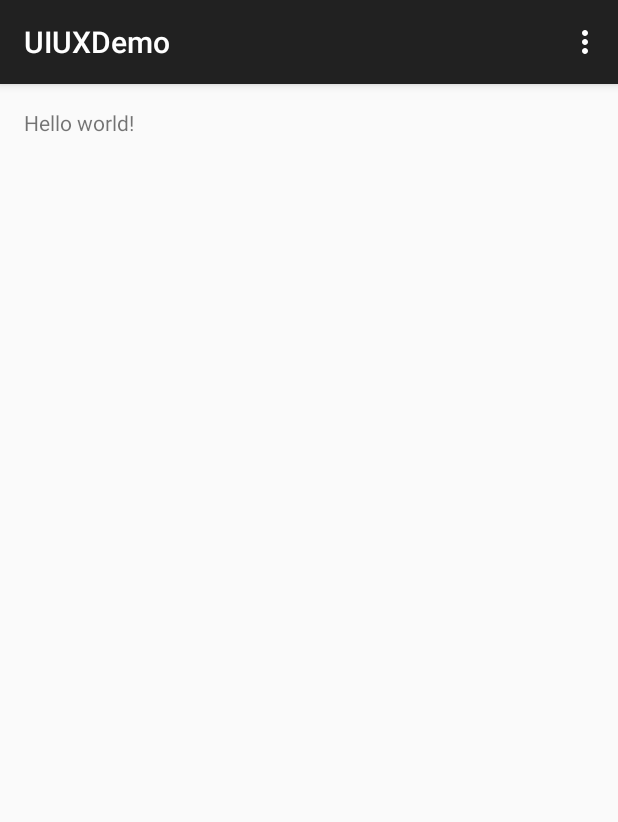
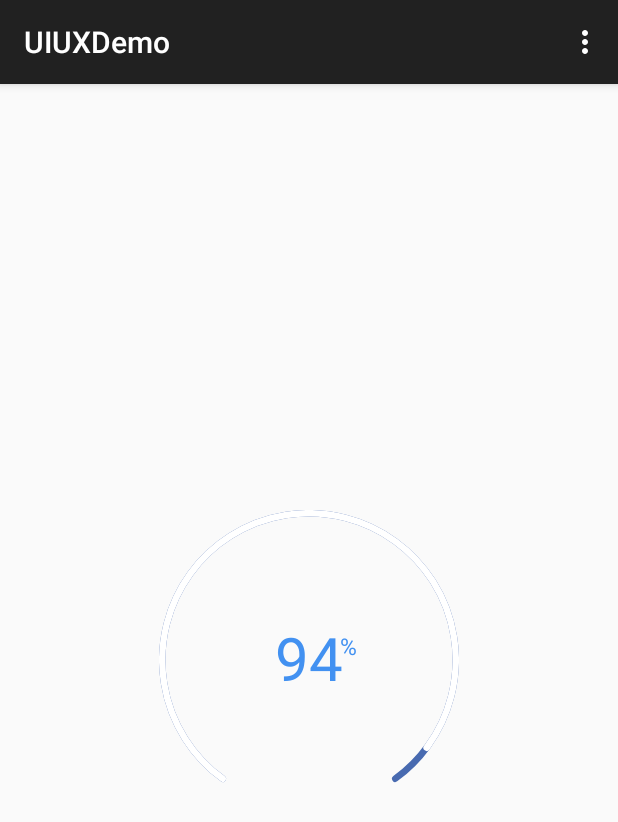
Before and after one commit to BosaiChen/UIUXDemo, an Android app: the screen it shows after launch (MainActivity), on a phone screen of 412 x 824 dp. Shown: the top 822 px of the screen. Run offline under Robolectric (Android 15) with nearby library versions, the phone set to English and light mode, and no system bars.

Commit message:
add arcprogress

```diff
--- a/app/src/main/java/cooluiux/demo/com/uiuxdemo/MainActivity.java
+++ b/app/src/main/java/cooluiux/demo/com/uiuxdemo/MainActivity.java
@@ -1,17 +1,62 @@
 package cooluiux.demo.com.uiuxdemo;
 
+import android.animation.ValueAnimator;
 import android.support.v7.app.ActionBarActivity;
 import android.os.Bundle;
 import android.view.Menu;
 import android.view.MenuItem;
+import android.view.animation.AccelerateDecelerateInterpolator;
+
+import java.util.Timer;
+import java.util.TimerTask;
+
+import cooluiux.demo.com.uiuxdemo.widget.ArcProgress;
 
 
 public class MainActivity extends ActionBarActivity {
+
+    ArcProgress mArcProgress;
+    Timer mTimer;
+    ValueAnimator mAnimator;
 
     @Override
     protected void onCreate(Bundle savedInstanceState) {
         super.onCreate(savedInstanceState);
         setContentView(R.layout.activity_main);
+
+        mArcProgress = (ArcProgress) findViewById(R.id.arc_progress);
+
+        //use Timer
+        /*mTimer = new Timer();
+        mTimer.schedule(new TimerTask() {
+            @Override
+            public void run() {
+                runOnUiThread(new Runnable() {
+                    @Override
+                    public void run() {
+                        mArcProgress.setProgress(mArcProgress.getProgress() + 1);
+                    }
+                });
+            }
+        }, 1000, 100);*/
+
+        //use ValueAnimator
+        ValueAnimator animator = ValueAnimator.ofInt(0, 100);
+
+        animator.addUpdateListener(new ValueAnimator.AnimatorUpdateListener() {
+            @Override
+            public void onAnimationUpdate(ValueAnimator valueAnimator) {
+                int currentValue = (int)valueAnimator.getAnimatedValue();
+                mArcProgress.setProgress(currentValue);
+            }
+        });
+
+        animator.setTarget(mArcProgress);
+        animator.setInterpolator(new AccelerateDecelerateInterpolator());
+        animator.setDuration(5000);
+        animator.setRepeatCount(3);
+        animator.setRepeatMode(ValueAnimator.RESTART);
+        animator.start();
     }
 
 
@@ -36,4 +81,11 @@ public class MainActivity extends ActionBarActivity {
 
         return super.onOptionsItemSelected(item);
     }
+
+    @Override
+    protected void onDestroy() {
+        super.onDestroy();
+//        mTimer.cancel();
+        mAnimator.cancel();
+    }
 }
--- /dev/null
+++ b/app/src/main/java/cooluiux/demo/com/uiuxdemo/utils/Utils.java
@@ -0,0 +1,15 @@
+package cooluiux.demo.com.uiuxdemo.utils;
+
+import android.content.res.Resources;
+
+public class Utils {
+    public static float dp2px(Resources resources, float dp) {
+        final float scale = resources.getDisplayMetrics().density;
+        return  dp * scale + 0.5f;
+    }
+
+    public static float sp2px(Resources resources, float sp){
+        final float scale = resources.getDisplayMetrics().scaledDensity;
+        return sp * scale;
+    }
+}
--- /dev/null
+++ b/app/src/main/java/cooluiux/demo/com/uiuxdemo/widget/ArcProgress.java
@@ -0,0 +1,345 @@
+package cooluiux.demo.com.uiuxdemo.widget;
+
+import android.content.Context;
+import android.content.res.TypedArray;
+import android.graphics.Canvas;
+import android.graphics.Color;
+import android.graphics.Paint;
+import android.graphics.RectF;
+import android.os.Bundle;
+import android.os.Parcelable;
+import android.text.TextPaint;
+import android.text.TextUtils;
+import android.util.AttributeSet;
+import android.view.View;
+import cooluiux.demo.com.uiuxdemo.utils.Utils;
+import cooluiux.demo.com.uiuxdemo.R;
+
+public class ArcProgress extends View {
+    private Paint paint;
+    protected Paint textPaint;
+
+    private RectF rectF = new RectF();
+
+    private float strokeWidth;
+    private float suffixTextSize;
+    private float bottomTextSize;
+    private String bottomText;
+    private float textSize;
+    private int textColor;
+    private int progress = 0;
+    private int max;
+    private int finishedStrokeColor;
+    private int unfinishedStrokeColor;
+    private float arcAngle;
+    private String suffixText = "%";
+    private float suffixTextPadding;
+
+    private float arcBottomHeight;
+
+    private final int default_finished_color = Color.WHITE;
+    private final int default_unfinished_color = Color.rgb(72, 106, 176);
+    private final int default_text_color = Color.rgb(66, 145, 241);
+    private final float default_suffix_text_size;
+    private final float default_suffix_padding;
+    private final float default_bottom_text_size;
+    private final float default_stroke_width;
+    private final String default_suffix_text;
+    private final int default_max = 100;
+    private final float default_arc_angle = 360 * 0.8f;
+    private float default_text_size;
+    private final int min_size;
+
+    private static final String INSTANCE_STATE = "saved_instance";
+    private static final String INSTANCE_STROKE_WIDTH = "stroke_width";
+    private static final String INSTANCE_SUFFIX_TEXT_SIZE = "suffix_text_size";
+    private static final String INSTANCE_SUFFIX_TEXT_PADDING = "suffix_text_padding";
+    private static final String INSTANCE_BOTTOM_TEXT_SIZE = "bottom_text_size";
+    private static final String INSTANCE_BOTTOM_TEXT = "bottom_text";
+    private static final String INSTANCE_TEXT_SIZE = "text_size";
+    private static final String INSTANCE_TEXT_COLOR = "text_color";
+    private static final String INSTANCE_PROGRESS = "progress";
+    private static final String INSTANCE_MAX = "max";
+    private static final String INSTANCE_FINISHED_STROKE_COLOR = "finished_stroke_color";
+    private static final String INSTANCE_UNFINISHED_STROKE_COLOR = "unfinished_stroke_color";
+    private static final String INSTANCE_ARC_ANGLE = "arc_angle";
+    private static final String INSTANCE_SUFFIX = "suffix";
+
+    public ArcProgress(Context context) {
+        this(context, null);
+    }
+
+    public ArcProgress(Context context, AttributeSet attrs) {
+        this(context, attrs, 0);
+    }
+
+    public ArcProgress(Context context, AttributeSet attrs, int defStyleAttr) {
+        super(context, attrs, defStyleAttr);
+
+        default_text_size = Utils.sp2px(getResources(), 18);
+        min_size = (int) Utils.dp2px(getResources(), 100);
+        default_text_size = Utils.sp2px(getResources(), 40);
+        default_suffix_text_size = Utils.sp2px(getResources(), 15);
+        default_suffix_padding = Utils.dp2px(getResources(), 4);
+        default_suffix_text = "%";
+        default_bottom_text_size = Utils.sp2px(getResources(), 10);
+        default_stroke_width = Utils.dp2px(getResources(), 4);
+
+        TypedArray attributes = context.getTheme().obtainStyledAttributes(attrs, R.styleable.ArcProgress, defStyleAttr, 0);
+        initByAttributes(attributes);
+        attributes.recycle();
+
+        initPainters();
+    }
+
+    protected void initByAttributes(TypedArray attributes) {
+        finishedStrokeColor = attributes.getColor(R.styleable.ArcProgress_arc_finished_color, default_finished_color);
+        unfinishedStrokeColor = attributes.getColor(R.styleable.ArcProgress_arc_unfinished_color, default_unfinished_color);
+        textColor = attributes.getColor(R.styleable.ArcProgress_arc_text_color, default_text_color);
+        textSize = attributes.getDimension(R.styleable.ArcProgress_arc_text_size, default_text_size);
+        arcAngle = attributes.getFloat(R.styleable.ArcProgress_arc_angle, default_arc_angle);
+        setMax(attributes.getInt(R.styleable.ArcProgress_arc_max, default_max));
+        setProgress(attributes.getInt(R.styleable.ArcProgress_arc_progress, 0));
+        strokeWidth = attributes.getDimension(R.styleable.ArcProgress_arc_stroke_width, default_stroke_width);
+        suffixTextSize = attributes.getDimension(R.styleable.ArcProgress_arc_suffix_text_size, default_suffix_text_size);
+        suffixText = TextUtils.isEmpty(attributes.getString(R.styleable.ArcProgress_arc_suffix_text)) ? default_suffix_text : attributes.getString(R.styleable.ArcProgress_arc_suffix_text);
+        suffixTextPadding = attributes.getDimension(R.styleable.ArcProgress_arc_suffix_text_padding, default_suffix_padding);
+        bottomTextSize = attributes.getDimension(R.styleable.ArcProgress_arc_bottom_text_size, default_bottom_text_size);
+        bottomText = attributes.getString(R.styleable.ArcProgress_arc_bottom_text);
+    }
+
+    protected void initPainters() {
+        textPaint = new TextPaint();
+        textPaint.setColor(textColor);
+        textPaint.setTextSize(textSize);
+        textPaint.setAntiAlias(true);
+
+        paint = new Paint();
+        paint.setColor(default_unfinished_color);
+        paint.setAntiAlias(true);
+        paint.setStrokeWidth(strokeWidth);
+        paint.setStyle(Paint.Style.STROKE);
+        paint.setStrokeCap(Paint.Cap.ROUND);
+    }
+
+    @Override
+    public void invalidate() {
+        initPainters();
+        super.invalidate();
+    }
+
+    public float getStrokeWidth() {
+        return strokeWidth;
+    }
+
+    public void setStrokeWidth(float strokeWidth) {
+        this.strokeWidth = strokeWidth;
+        this.invalidate();
+    }
+
+    public float getSuffixTextSize() {
+        return suffixTextSize;
+    }
+
+    public void setSuffixTextSize(float suffixTextSize) {
+        this.suffixTextSize = suffixTextSize;
+        this.invalidate();
+    }
+
+    public String getBottomText() {
+        return bottomText;
+    }
+
+    public void setBottomText(String bottomText) {
+        this.bottomText = bottomText;
+        this.invalidate();
+    }
+
+    public int getProgress() {
+        return progress;
+    }
+
+    public void setProgress(int progress) {
+        this.progress = progress;
+        if (this.progress > getMax()) {
+            this.progress %= getMax();
+        }
+        invalidate();
+    }
+
+    public int getMax() {
+        return max;
+    }
+
+    public void setMax(int max) {
+        if (max > 0) {
+            this.max = max;
+            invalidate();
+        }
+    }
+
+    public float getBottomTextSize() {
+        return bottomTextSize;
+    }
+
+    public void setBottomTextSize(float bottomTextSize) {
+        this.bottomTextSize = bottomTextSize;
+        this.invalidate();
+    }
+
+    public float getTextSize() {
+        return textSize;
+    }
+
+    public void setTextSize(float textSize) {
+        this.textSize = textSize;
+        this.invalidate();
+    }
+
+    public int getTextColor() {
+        return textColor;
+    }
+
+    public void setTextColor(int textColor) {
+        this.textColor = textColor;
+        this.invalidate();
+    }
+
+    public int getFinishedStrokeColor() {
+        return finishedStrokeColor;
+    }
+
+    public void setFinishedStrokeColor(int finishedStrokeColor) {
+        this.finishedStrokeColor = finishedStrokeColor;
+        this.invalidate();
+    }
+
+    public int getUnfinishedStrokeColor() {
+        return unfinishedStrokeColor;
+    }
+
+    public void setUnfinishedStrokeColor(int unfinishedStrokeColor) {
+        this.unfinishedStrokeColor = unfinishedStrokeColor;
+        this.invalidate();
+    }
+
+    public float getArcAngle() {
+        return arcAngle;
+    }
+
+    public void setArcAngle(float arcAngle) {
+        this.arcAngle = arcAngle;
+        this.invalidate();
+    }
+
+    public String getSuffixText() {
+        return suffixText;
+    }
+
+    public void setSuffixText(String suffixText) {
+        this.suffixText = suffixText;
+        this.invalidate();
+    }
+
+    public float getSuffixTextPadding() {
+        return suffixTextPadding;
+    }
+
+    public void setSuffixTextPadding(float suffixTextPadding) {
+        this.suffixTextPadding = suffixTextPadding;
+        this.invalidate();
+    }
+
+    @Override
+    protected int getSuggestedMinimumHeight() {
+        return min_size;
+    }
+
+    @Override
+    protected int getSuggestedMinimumWidth() {
+        return min_size;
+    }
+
+    @Override
+    protected void onMeasure(int widthMeasureSpec, int heightMeasureSpec) {
+        setMeasuredDimension(widthMeasureSpec, heightMeasureSpec);
+        int width = MeasureSpec.getSize(widthMeasureSpec);
+        rectF.set(strokeWidth / 2f, strokeWidth / 2f, width - strokeWidth / 2f, MeasureSpec.getSize(heightMeasureSpec) - strokeWidth / 2f);
+        float radius = width / 2f;
+        float angle = (360 - arcAngle) / 2f;
+        arcBottomHeight = radius * (float) (1 - Math.cos(angle / 180 * Math.PI));
+    }
+
+    @Override
+    protected void onDraw(Canvas canvas) {
+        super.onDraw(canvas);
+        float startAngle = 270 - arcAngle / 2f;
+        float finishedSweepAngle = progress / (float) getMax() * arcAngle;
+        float finishedStartAngle = startAngle;
+        paint.setColor(unfinishedStrokeColor);
+        canvas.drawArc(rectF, startAngle, arcAngle, false, paint);
+        paint.setColor(finishedStrokeColor);
+        canvas.drawArc(rectF, finishedStartAngle, finishedSweepAngle, false, paint);
+
+        String text = String.valueOf(getProgress());
+        if (!TextUtils.isEmpty(text)) {
+            textPaint.setColor(textColor);
+            textPaint.setTextSize(textSize);
+            float textHeight = textPaint.descent() + textPaint.ascent();
+            float textBaseline = (getHeight() - textHeight) / 2.0f;
+            canvas.drawText(text, (getWidth() - textPaint.measureText(text)) / 2.0f, textBaseline, textPaint);
+            textPaint.setTextSize(suffixTextSize);
+            float suffixHeight = textPaint.descent() + textPaint.ascent();
+            canvas.drawText(suffixText, getWidth() / 2.0f  + textPaint.measureText(text) + suffixTextPadding, textBaseline + textHeight - suffixHeight, textPaint);
+        }
+
+        if (!TextUtils.isEmpty(getBottomText())) {
+            textPaint.setTextSize(bottomTextSize);
+            float bottomTextBaseline = getHeight() - arcBottomHeight - (textPaint.descent() + textPaint.ascent()) / 2;
+            canvas.drawText(getBottomText(), (getWidth() - textPaint.measureText(getBottomText())) / 2.0f, bottomTextBaseline, textPaint);
+        }
+    }
+
+    @Override
+    protected Parcelable onSaveInstanceState() {
+        final Bundle bundle = new Bundle();
+        bundle.putParcelable(INSTANCE_STATE, super.onSaveInstanceState());
+        bundle.putFloat(INSTANCE_STROKE_WIDTH, getStrokeWidth());
+        bundle.putFloat(INSTANCE_SUFFIX_TEXT_SIZE, getSuffixTextSize());
+        bundle.putFloat(INSTANCE_SUFFIX_TEXT_PADDING, getSuffixTextPadding());
+        bundle.putFloat(INSTANCE_BOTTOM_TEXT_SIZE, getBottomTextSize());
+        bundle.putString(INSTANCE_BOTTOM_TEXT, getBottomText());
+        bundle.putFloat(INSTANCE_TEXT_SIZE, getTextSize());
+        bundle.putInt(INSTANCE_TEXT_COLOR, getTextColor());
+        bundle.putInt(INSTANCE_PROGRESS, getProgress());
+        bundle.putInt(INSTANCE_MAX, getMax());
+        bundle.putInt(INSTANCE_FINISHED_STROKE_COLOR, getFinishedStrokeColor());
+        bundle.putInt(INSTANCE_UNFINISHED_STROKE_COLOR, getUnfinishedStrokeColor());
+        bundle.putFloat(INSTANCE_ARC_ANGLE, getArcAngle());
+        bundle.putString(INSTANCE_SUFFIX, getSuffixText());
+        return bundle;
+    }
+
+    @Override
+    protected void onRestoreInstanceState(Parcelable state) {
+        if(state instanceof Bundle) {
+            final Bundle bundle = (Bundle) state;
+            strokeWidth = bundle.getFloat(INSTANCE_STROKE_WIDTH);
+            suffixTextSize = bundle.getFloat(INSTANCE_SUFFIX_TEXT_SIZE);
+            suffixTextPadding = bundle.getFloat(INSTANCE_SUFFIX_TEXT_PADDING);
+            bottomTextSize = bundle.getFloat(INSTANCE_BOTTOM_TEXT_SIZE);
+            bottomText = bundle.getString(INSTANCE_BOTTOM_TEXT);
+            textSize = bundle.getFloat(INSTANCE_TEXT_SIZE);
+            textColor = bundle.getInt(INSTANCE_TEXT_COLOR);
+            setMax(bundle.getInt(INSTANCE_MAX));
+            setProgress(bundle.getInt(INSTANCE_PROGRESS));
+            finishedStrokeColor = bundle.getInt(INSTANCE_FINISHED_STROKE_COLOR);
+            unfinishedStrokeColor = bundle.getInt(INSTANCE_UNFINISHED_STROKE_COLOR);
+            suffixText = bundle.getString(INSTANCE_SUFFIX);
+            initPainters();
+            super.onRestoreInstanceState(bundle.getParcelable(INSTANCE_STATE));
+            return;
+        }
+        super.onRestoreInstanceState(state);
+    }
+}
--- a/app/src/main/res/layout/activity_main.xml
+++ b/app/src/main/res/layout/activity_main.xml
@@ -5,7 +5,10 @@
     android:paddingTop="@dimen/activity_vertical_margin"
     android:paddingBottom="@dimen/activity_vertical_margin" tools:context=".MainActivity">
 
-    <TextView android:text="@string/hello_world" android:layout_width="wrap_content"
-        android:layout_height="wrap_content" />
+    <cooluiux.demo.com.uiuxdemo.widget.ArcProgress
+        android:id="@+id/arc_progress"
+        android:layout_width="200dp"
+        android:layout_height="200dp"
+        android:layout_centerInParent="true"/>
 
 </RelativeLayout>
```
Also changed, not shown: app/src/main/res/values/attrs.xml (added, +22 -0 lines), 2 other files.
